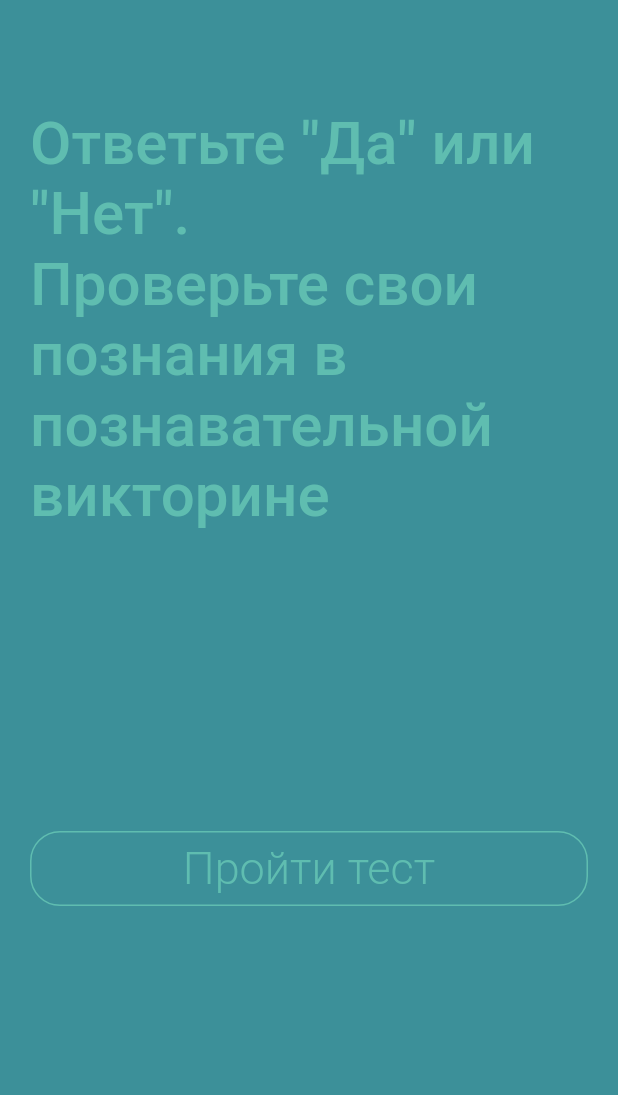
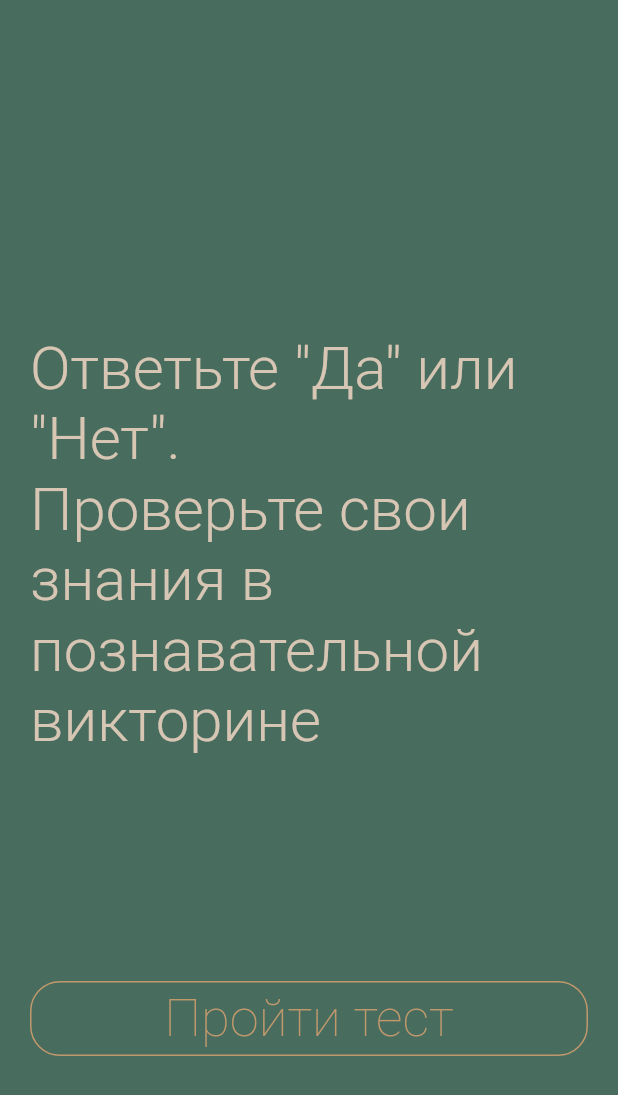
Before and after one commit to KNGCoder/pr_test, a Flutter app: the screen it shows after launch, on a phone screen of 412 x 824 dp. Shown: the top 1095 px of the screen. Run offline on Flutter 3.47's test engine with Material 2 defaults, Android fonts, the light colour scheme and no system bars; our stand-ins replace page_transition.

Commit message:
Итоговая версия

```diff
--- a/pr_test/lib/Pages/home_page.dart
+++ b/pr_test/lib/Pages/home_page.dart
@@ -2,6 +2,7 @@ import 'package:flutter/material.dart';
 import 'package:pr_test/Test/result.dart';
 import 'package:pr_test/Test/quiz.dart';
 import 'package:pr_test/my_app.dart';
+import 'package:pr_test/add.dart';
 
 void main() => runApp(const MyApp());
 
@@ -14,22 +15,8 @@ class HomePage extends StatefulWidget {
 }
 
 class _HomePageState extends State<HomePage> {
-  final _quest = const [
-    {
-      'questionText': 'vopros1',
-      'answers': [
-        {'text': 'da', 'score': 1},
-        {'text': 'net', 'score': 0}
-      ]
-    },
-    {
-      'questionText': 'vopros2',
-      'answers': [
-        {'text': 'da', 'score': 1},
-        {'text': 'net', 'score': 0}
-      ]
-    },
-  ];
+
+  final _quest = tests.shuffle();
 
   var _questIndex = 0;
   var _totalScore = 0;
@@ -53,14 +40,14 @@ class _HomePageState extends State<HomePage> {
   Widget build(BuildContext context) {
     return MaterialApp(
       debugShowCheckedModeBanner: false,
-
       home: Scaffold(
-          body: _questIndex < _quest.length
+        backgroundColor: const Color(0xFF486c5e) ,
+          body: _questIndex < tests.length
               ? Column(
-                  mainAxisAlignment: MainAxisAlignment.center,
+                  mainAxisAlignment: MainAxisAlignment.end,
                   children: [
                     Quiz(
-                        quest: _quest,
+                        quest: tests,
                         answerQuestion: _answerQuestion,
                         questIndex: _questIndex)
                   ],
--- a/pr_test/lib/Pages/intro_page.dart
+++ b/pr_test/lib/Pages/intro_page.dart
@@ -19,7 +19,7 @@ class _IntroPageState extends State<IntroPage> {
     return Scaffold(
       body: Container(
         decoration: const BoxDecoration(
-          color: Color(0xFF3c9099),
+          color: Color(0xFF486c5e),
         ),
         child: Padding(
           padding: const EdgeInsets.all(20.0),
@@ -28,22 +28,22 @@ class _IntroPageState extends State<IntroPage> {
             mainAxisAlignment: MainAxisAlignment.end,
             children: [
               const Text(
-                'Ответьте "Да" или "Нет".\nПроверьте свои познания в познавательной викторине',
+                'Ответьте "Да" или "Нет".\nПроверьте свои знания в познавательной викторине',
                 style: TextStyle(
-                  color: Color(0xFF5fbdb0),
+                  color: Color(0xFFd7c6b4),
                   fontSize: 40,
-                  fontWeight: FontWeight.w500,
+                  fontWeight: FontWeight.w300,
                 ),
               ),
               const SizedBox(
-                height: 200,
+                height: 150,
               ),
               Container(
                 decoration: BoxDecoration(
-                  color: const Color(0xFF3c9099),
+                  color: const Color(0xFF486c5e),
                   borderRadius: BorderRadius.circular(20),
                   border: Border.all(
-                    color: const Color(0xFF5fbdb0),
+                    color: const Color(0xFFc1986c),
                     width: 1),
                 ),
                 child: MaterialButton(
@@ -51,12 +51,12 @@ class _IntroPageState extends State<IntroPage> {
                   onPressed: () => onTap(),
                   child: const Text(
                     'Пройти тест',
-                    style: TextStyle(color: Color(0xFF5fbdb0), fontSize: 30, fontWeight: FontWeight.w300),
+                    style: TextStyle(color: Color(0xFFc1986c), fontSize: 35, fontWeight: FontWeight.w200),
                   ),
                 ),
               ),
               const SizedBox(
-                height: 200,
+                height: 100,
               ),
             ],
           ),
--- /dev/null
+++ b/pr_test/lib/add.dart
@@ -0,0 +1,69 @@
+import 'package:flutter/material.dart';
+// 0xFF62a5b6
+// 0xFF2d4643
+// 0xFF486c5e
+// 0xFFc1986c
+// 0xFFd7c6b4
+// 0xFFe1dcd6
+
+// 0xFF3c9099
+// 0xFF5fbdb0
+// 0xFFf0efe2
+// 0xFFe3e2c3
+
+final List<Map<String, Object>> tests = [
+  {
+  'questionText': 'Хлоропласты - это то, с помощью чего у растений осуществляется фотосинтез ',
+   'answers': [{'text': 'Да', 'score': 1},{'text': 'Нет', 'score': 0}]},
+  {
+  'questionText': 'Оливки и маслины - это плоды одного дерева',
+   'answers': [{'text': 'Да', 'score': 1},{'text': 'Нет', 'score': 0}]},
+  {
+  'questionText': 'В таблице Менделеева серебро обозначается как Ar',
+   'answers': [{'text': 'Да', 'score': 0},{'text': 'Нет', 'score': 1}],},
+  {
+  'questionText': 'Пабло Пикасо был настолько беден, что сжигал свои картины, чтобы согреться',
+  'answers': [{'text': 'Да', 'score': 1},{'text': 'Нет', 'score': 0}]},
+  {
+  'questionText': 'Бобр является одним из национальных символов Канады',
+  'answers': [{'text': 'Да', 'score': 1},{'text': 'Нет', 'score': 0}]},
+  {
+  'questionText': 'Собаки видят мир в черно-белых тонах',
+  'answers': [{'text': 'Да', 'score': 0},{'text': 'Нет', 'score': 1}]},
+  {
+  'questionText': 'В древнегреческой мифологии Герас - это бог старости',
+  'answers': [{'text': 'Да', 'score': 1},{'text': 'Нет', 'score': 0}]},
+  {
+  'questionText': 'У языка есть различные вкусовые зоны',
+  'answers': [{'text': 'Да', 'score': 0},{'text': 'Нет', 'score': 1}]},
+  {
+  'questionText': 'У пчел есть лишь одна пара крыльев',
+  'answers': [{'text': 'Да', 'score': 0},{'text': 'Нет', 'score': 1}]},
+  {
+  'questionText': 'Нельзя трогать птенцов так как птица может учуять запах человека и бросить их',
+  'answers': [{'text': 'Да', 'score': 0},{'text': 'Нет', 'score': 1}]},
+  {
+  'questionText': 'Самое высокое здание в мире - Шанхайская башня',
+  'answers': [{'text': 'Да', 'score': 0},{'text': 'Нет', 'score': 1}]},
+  {
+  'questionText': 'У человека не пять чувств, которые позволяют ему познавать окружающий мир, а около двадцати',
+  'answers': [{'text': 'Да', 'score': 1},{'text': 'Нет', 'score': 0}]},
+  {
+  'questionText': 'Мёд не портится',
+  'answers': [{'text': 'Да', 'score': 1},{'text': 'Нет', 'score': 0}]},
+  {
+  'questionText': 'Кряканье утки не создает эхо',
+  'answers': [{'text': 'Да', 'score': 0},{'text': 'Нет', 'score': 1}]},
+  {
+  'questionText': 'Слово "цифра" в переводе с арабского обозначает "нуль"',
+  'answers': [{'text': 'Да', 'score': 1},{'text': 'Нет', 'score': 0}]},
+  {
+  'questionText': 'Помидор это ягода',
+  'answers': [{'text': 'Да', 'score': 1},{'text': 'Нет', 'score': 0}]},
+  {
+  'questionText': 'Африка - континент с наибольшим количеством стран',
+  'answers': [{'text': 'Да', 'score': 0},{'text': 'Нет', 'score': 1}]},
+  {
+  'questionText': 'Кровь пьют только самки комаров',
+  'answers': [{'text': 'Да', 'score': 1},{'text': 'Нет', 'score': 0}]}
+];
```
Also changed, not shown: 3 other files.
